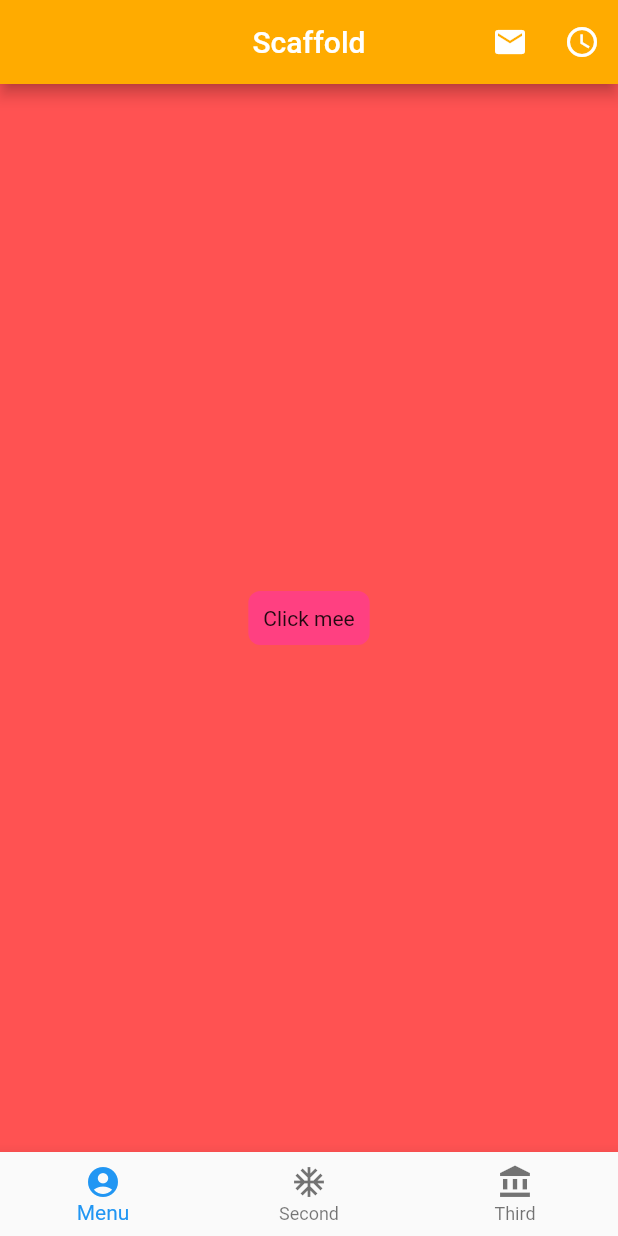
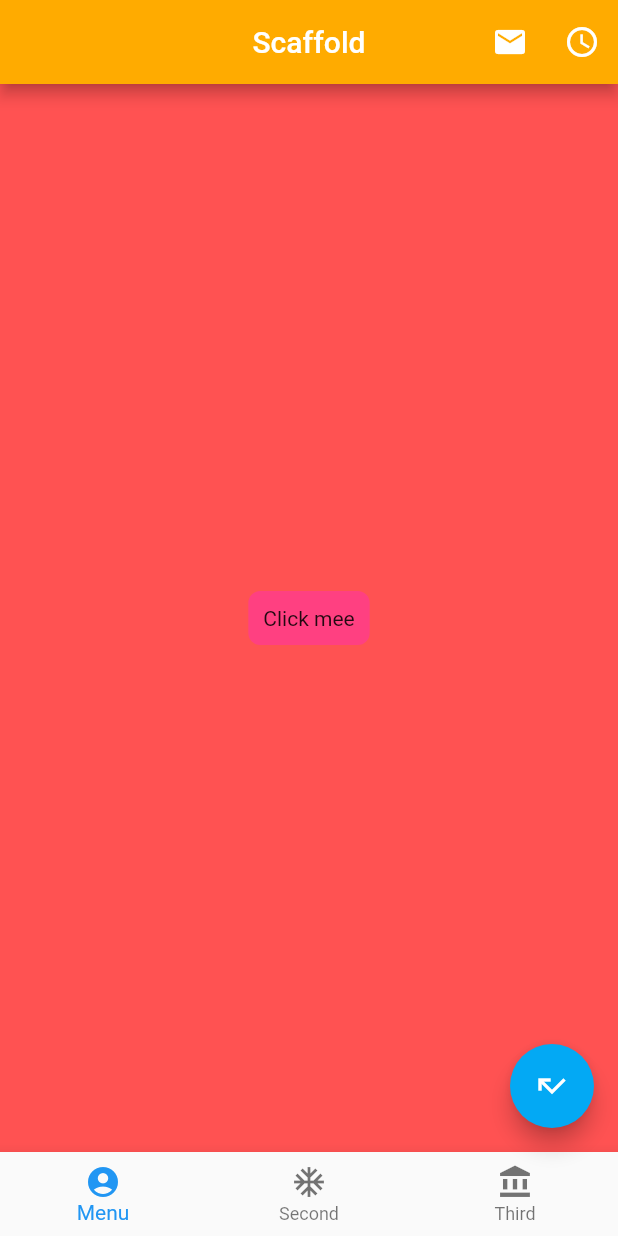
Before and after one commit to bedezub/flutter-hello-world, a Flutter app: the screen it shows after launch, on a phone screen of 412 x 824 dp. Run offline on Flutter 3.47's test engine with Material 2 defaults, Android fonts, the phone set to English and light mode, and no system bars.

Commit message:
Floating action bar

```diff
--- a/lib/ui/home.dart
+++ b/lib/ui/home.dart
@@ -23,6 +23,12 @@ class ScaffoldExample extends StatelessWidget {
             onPressed: () => _tapButton(),
           )
         ],
+      ),
+
+      floatingActionButton: FloatingActionButton(
+        backgroundColor: Colors.lightBlue,
+        child: Icon(Icons.call_missed),
+        onPressed: () => debugPrint("Button Pressedr"),
       ),
 
       bottomNavigationBar: BottomNavigationBar(items: [
```
